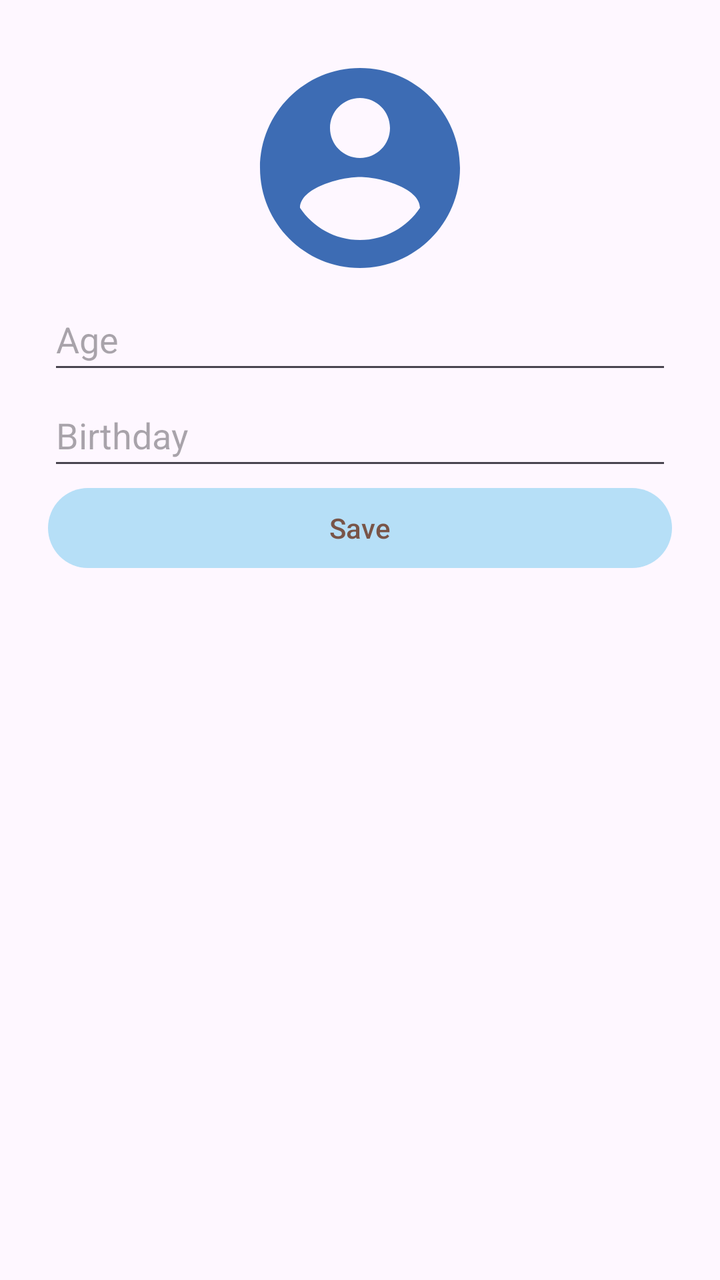
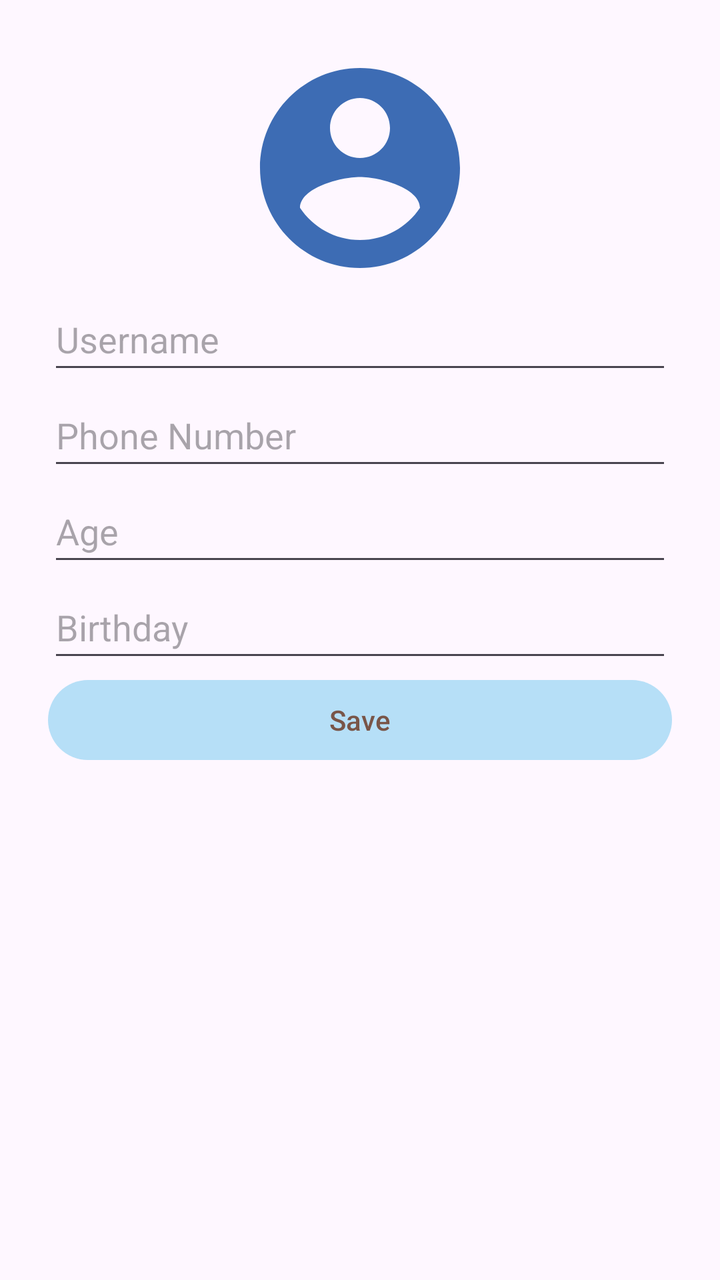

The first picture is an Android layout as it rendered before a commit; the second is the same layout after the commit. The layout source and the unified diff follow.
<!-- AndroidManifest.xml: application theme Theme.Madgroupassignment -->
<!-- res/layout/activity_edit_profile.xml -->
<?xml version="1.0" encoding="utf-8"?>
<LinearLayout xmlns:android="http://schemas.android.com/apk/res/android"
    android:orientation="vertical" android:layout_width="match_parent"
    android:layout_height="match_parent" android:padding="24dp">

    <ImageView
        android:id="@+id/profile_image_edit"
        android:layout_width="120dp"
        android:layout_height="120dp"
        android:layout_gravity="center"
        android:src="@drawable/ic_profile_placeholder"
        android:contentDescription="@string/edit_profile_picture" />

    <EditText
        android:id="@+id/edit_age"
        android:layout_width="match_parent"
        android:layout_height="wrap_content"
        android:autofillHints="insert your age"
        android:hint="@string/age"
        android:inputType="number"
        android:minHeight="48dp" />

    <EditText
        android:id="@+id/edit_birthday"
        android:layout_width="match_parent"
        android:layout_height="wrap_content"
        android:autofillHints="birthday"
        android:focusable="false"
        android:hint="@string/birthday"
        android:inputType="date"
        android:minHeight="48dp" />

    <Button
        android:id="@+id/btn_save"
        android:layout_width="match_parent"
        android:layout_height="wrap_content"
        android:text="@string/save"
        android:textColor="#795548" />
</LinearLayout>
<!-- resources referenced by this layout -->
<resources>
  <!-- drawable ic_profile_placeholder (drawable) -->
  <vector xmlns:android="http://schemas.android.com/apk/res/android"
      android:width="24dp"
      android:height="24dp"
      android:viewportWidth="24"
      android:viewportHeight="24"
      android:tint="#3d6cb4">
      <path
          android:fillColor="@android:color/white"
          android:pathData="M12,2C6.48,2 2,6.48 2,12s4.48,10 10,10 10,-4.48 10,-10S17.52,2 12,2zM12,5c1.66,0 3,1.34 3,3s-1.34,3 -3,3 -3,-1.34 -3,-3 1.34,-3 3,-3zM12,19.2c-2.5,0 -4.71,-1.28 -6,-3.22 0.03,-1.99 4,-3.08 6,-3.08 1.99,0 5.97,1.09 6,3.08 -1.29,1.94 -3.5,3.22 -6,3.22z"/>
  </vector>
  <string name="age">Age</string>
  <string name="birthday">Birthday</string>
  <string name="edit_profile_picture">Edit Profile Picture</string>
  <string name="save">Save</string>
  <style name="Theme.Madgroupassignment" parent="Base.Theme.Madgroupassignment" />
  <style name="Base.Theme.Madgroupassignment" parent="Theme.Material3.DayNight.NoActionBar">
          
          
          <item name="colorPrimary">@color/lightblue</item>
      </style>
  <color name="lightblue">#b6dff7</color>
</resources>

<!-- the commit's change to res/layout/activity_edit_profile.xml (unified diff, before → after) -->
@@ -10,6 +10,22 @@
         android:layout_gravity="center"
         android:src="@drawable/ic_profile_placeholder"
         android:contentDescription="@string/edit_profile_picture" />
+
+    <EditText
+        android:id="@+id/edit_username"
+        android:layout_width="match_parent"
+        android:layout_height="wrap_content"
+        android:hint="@string/username_edit"
+        android:inputType="textPersonName"
+        android:minHeight="48dp" />
+
+    <EditText
+        android:id="@+id/edit_phone"
+        android:layout_width="match_parent"
+        android:layout_height="wrap_content"
+        android:hint="@string/phone_number"
+        android:inputType="phone"
+        android:minHeight="48dp" />
 
     <EditText
         android:id="@+id/edit_age"
<!-- resource entries referenced after the edit -->
@@ -14,7 +14,9 @@
   <string name="age">Age</string>
   <string name="birthday">Birthday</string>
   <string name="edit_profile_picture">Edit Profile Picture</string>
+  <string name="phone_number">Phone Number</string>
   <string name="save">Save</string>
+  <string name="username_edit">Username</string>
   <style name="Theme.Madgroupassignment" parent="Base.Theme.Madgroupassignment" />
   <style name="Base.Theme.Madgroupassignment" parent="Theme.Material3.DayNight.NoActionBar">
           
